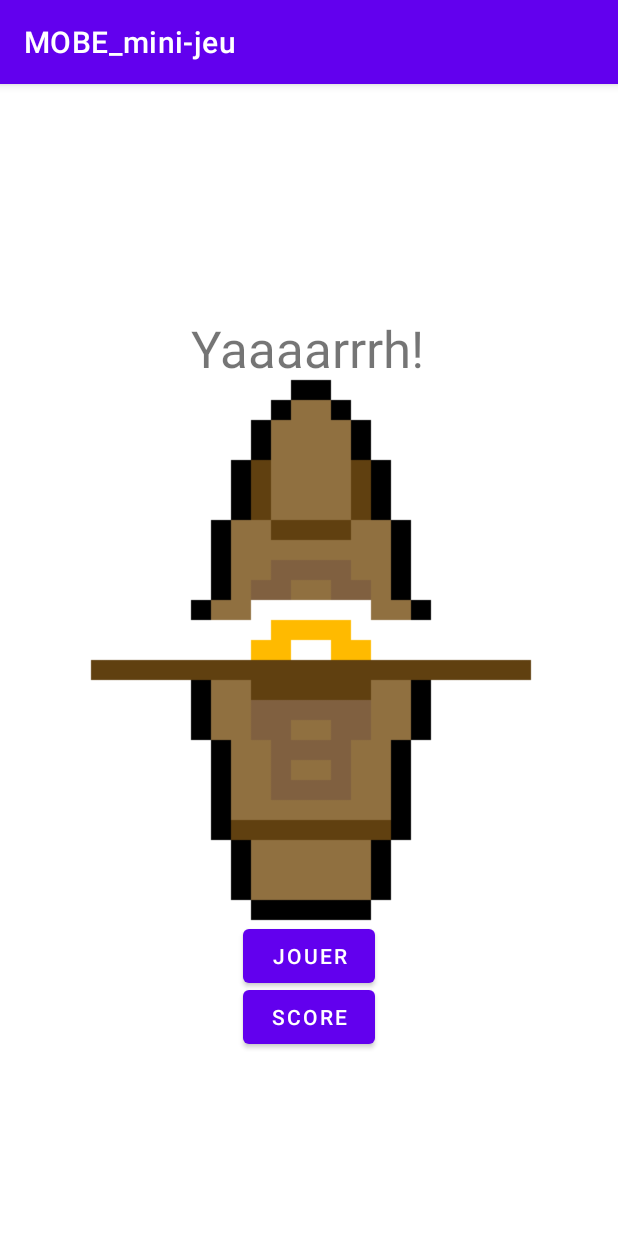
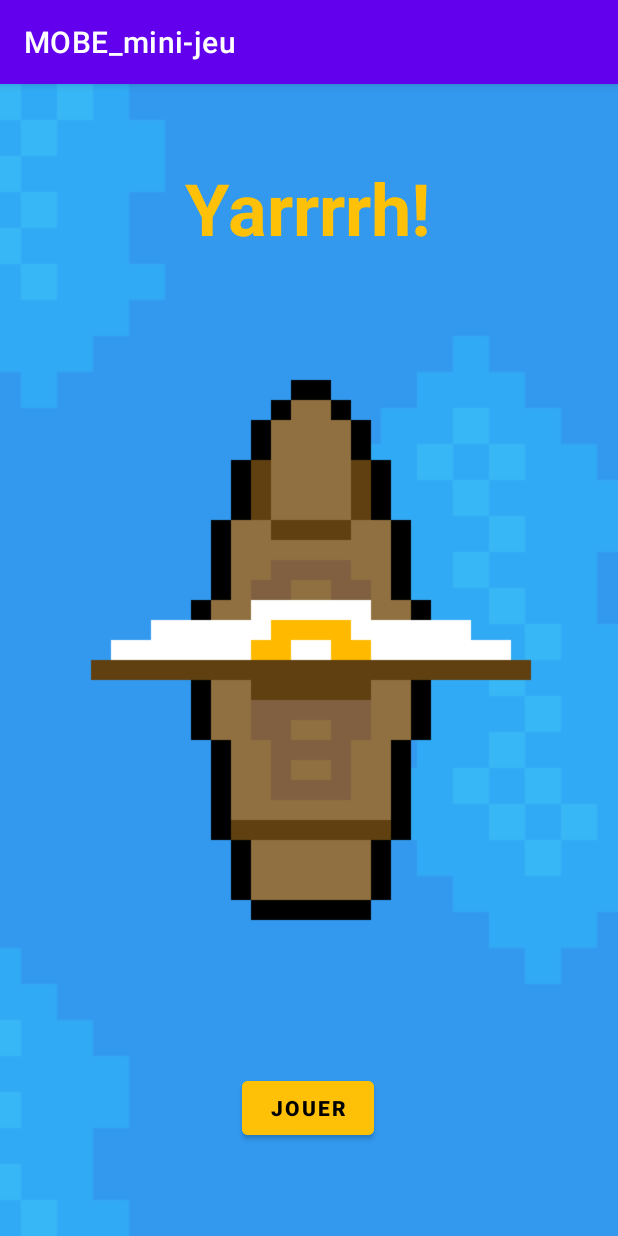
Before and after one commit to cyan-dev/MOBE_mini-jeu, an Android app: the screen it shows after launch (MainMenu), on a phone screen of 412 x 824 dp. Run offline under Robolectric (Android 15) with nearby library versions, the phone set to English and light mode, and no system bars.

Commit message:
Remove 'Score' button

```diff
--- a/app/src/main/java/com/ut3/mobe_mini_jeu/MainMenu.java
+++ b/app/src/main/java/com/ut3/mobe_mini_jeu/MainMenu.java
@@ -9,6 +9,7 @@ import android.content.SharedPreferences;
 import android.content.pm.PackageManager;
 import android.os.Bundle;
 import android.view.View;
+import android.widget.TextView;
 
 public class MainMenu extends AppCompatActivity {
 
@@ -21,7 +22,9 @@ public class MainMenu extends AppCompatActivity {
         super.onCreate(savedInstanceState);
         setContentView(R.layout.activity_main);
 
-        ActivityCompat.requestPermissions(this, permissions, REQUEST_RECORD_AUDIO_PERMISSION);
+        if(!mic_acces) {
+            ActivityCompat.requestPermissions(this, permissions, REQUEST_RECORD_AUDIO_PERMISSION);
+        }
     }
 
     @Override
@@ -41,9 +44,4 @@ public class MainMenu extends AppCompatActivity {
         Intent intent = new Intent(this, NavigationGame.class);
         startActivity(intent);
     }
-
-    public void startScoreBoardActivity(View view) {
-        Intent intent = new Intent(this, ScoreBoard.class);
-        startActivity(intent);
-    }
 }
--- a/app/src/main/res/layout/activity_main.xml
+++ b/app/src/main/res/layout/activity_main.xml
@@ -6,31 +6,33 @@
     android:layout_height="match_parent"
     tools:context=".MainMenu">
 
+    <ImageView
+        android:id="@+id/imageView2"
+        android:layout_width="fill_parent"
+        android:layout_height="fill_parent"
+        android:scaleType="centerCrop"
+        app:layout_constraintBottom_toBottomOf="parent"
+        app:layout_constraintEnd_toEndOf="parent"
+        app:layout_constraintHorizontal_bias="0.0"
+        app:layout_constraintStart_toStartOf="parent"
+        app:layout_constraintTop_toTopOf="parent"
+        app:layout_constraintVertical_bias="1.0"
+        app:srcCompat="@drawable/ocean" />
+
     <Button
         android:id="@+id/playBtn"
         android:layout_width="wrap_content"
         android:layout_height="wrap_content"
+        android:backgroundTint="#FFC107"
         android:onClick="startNavigationGameActivity"
         android:text="Jouer"
-        app:layout_constraintBottom_toTopOf="@+id/scoreBtn"
-        app:layout_constraintEnd_toEndOf="parent"
-        app:layout_constraintHorizontal_bias="0.501"
-        app:layout_constraintStart_toStartOf="parent"
-        app:layout_constraintTop_toBottomOf="@+id/imageView"
-        app:layout_constraintVertical_bias="0.849" />
-
-    <Button
-        android:id="@+id/scoreBtn"
-        android:layout_width="wrap_content"
-        android:layout_height="wrap_content"
-        android:onClick="startScoreBoardActivity"
-        android:text="score"
+        android:textColor="#000000"
+        android:textStyle="bold"
         app:layout_constraintBottom_toBottomOf="parent"
         app:layout_constraintEnd_toEndOf="parent"
-        app:layout_constraintHorizontal_bias="0.501"
+        app:layout_constraintHorizontal_bias="0.498"
         app:layout_constraintStart_toStartOf="parent"
-        app:layout_constraintTop_toTopOf="parent"
-        app:layout_constraintVertical_bias="0.831" />
+        app:layout_constraintTop_toBottomOf="@+id/imageView" />
 
     <ImageView
         android:id="@+id/imageView"
@@ -47,12 +49,15 @@
         android:id="@+id/titleTxt"
         android:layout_width="wrap_content"
         android:layout_height="wrap_content"
-        android:text="Yaaaarrrh!"
-        android:textSize="34sp"
-        app:layout_constraintBottom_toBottomOf="parent"
+        android:text="Yarrrrh!"
+        android:textColor="#FFC107"
+        android:textSize="48sp"
+        android:textStyle="bold"
+        app:layout_constraintBottom_toTopOf="@+id/imageView"
         app:layout_constraintEnd_toEndOf="parent"
-        app:layout_constraintHorizontal_bias="0.498"
+        app:layout_constraintHorizontal_bias="0.497"
         app:layout_constraintStart_toStartOf="parent"
         app:layout_constraintTop_toTopOf="parent"
-        app:layout_constraintVertical_bias="0.212" />
+        app:layout_constraintVertical_bias="0.472" />
+
 </androidx.constraintlayout.widget.ConstraintLayout>
```
